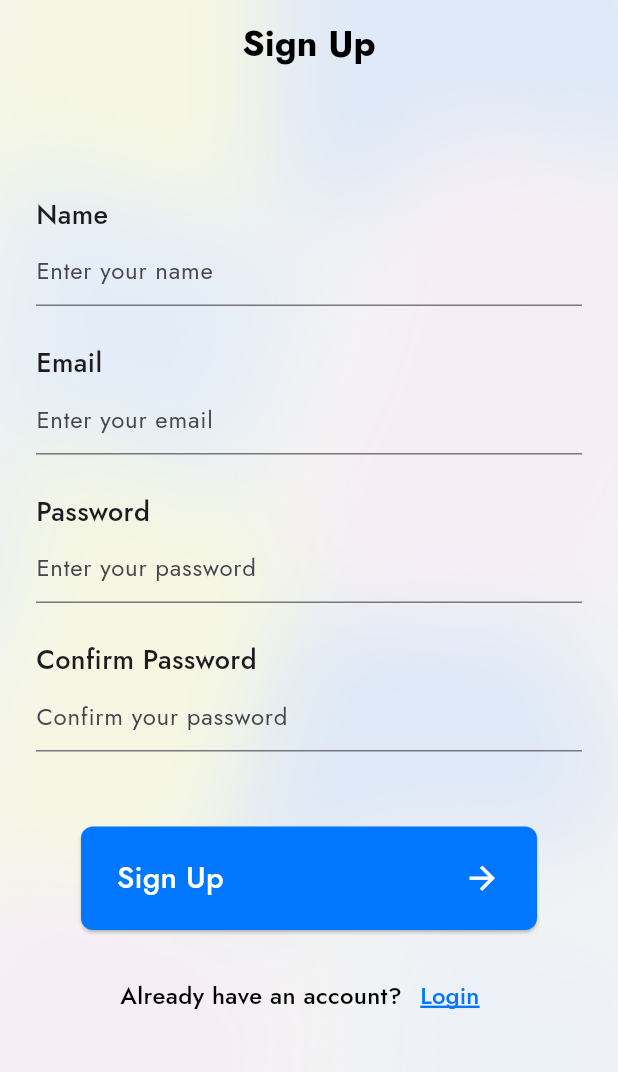
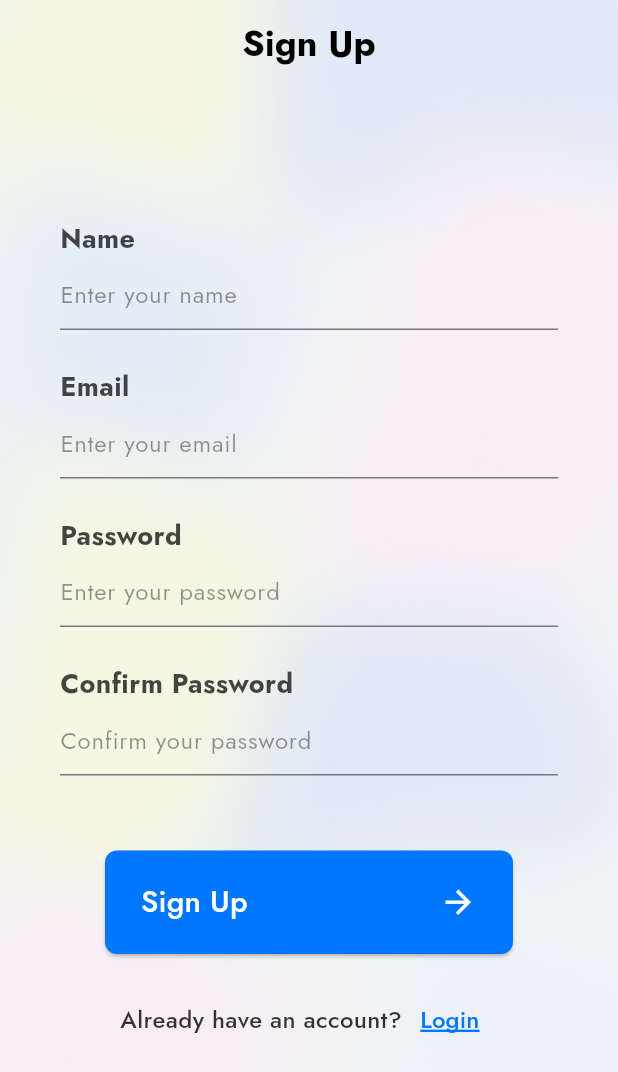
Before and after one commit to HoThucNhan/learn-flutter1, a Flutter app: the screen it shows after launch, after a tap on "Sign Up", on a phone screen of 412 x 824 dp. Shown: the top 1072 px of the screen. Run offline on Flutter 3.47's test engine with Material 3 defaults, Android fonts, the phone set to English and light mode, and no system bars; our stand-ins replace cloud_firestore, firebase_auth, firebase_core, flutter_svg, google_fonts; accounts and stored records are empty.

Commit message:
done todo app base

```diff
--- a/lib/views/login_view.dart
+++ b/lib/views/login_view.dart
@@ -53,23 +53,29 @@ class _LoginViewState extends State<LoginView> {
           switch (snapshot.connectionState) {
             case ConnectionState.done:
               return Padding(
-                padding: const EdgeInsets.all(24.0),
+                padding: const EdgeInsets.all(40.0),
                 child: Column(
                   mainAxisAlignment: MainAxisAlignment.start,
                   crossAxisAlignment: CrossAxisAlignment.start,
                   children: [
                     const SizedBox(height: 50),
-                    const Text(
+                    Text(
                       'Email',
                       style: TextStyle(
                         fontSize: 18,
-                        fontWeight: FontWeight.w500,
+                        fontWeight: FontWeight.bold,
+                        color: Colors.black.withOpacity(0.72),
                       ),
                     ),
                     TextField(
                       controller: _email,
-                      decoration: const InputDecoration(
+                      decoration: InputDecoration(
                         hintText: 'Enter your email',
+                        hintStyle: TextStyle(
+                          fontSize: 16,
+                          fontWeight: FontWeight.w400,
+                          color: Colors.black.withOpacity(0.41),
+                        ),
                       ),
                       enableSuggestions: false,
                       autocorrect: false,
@@ -80,17 +86,23 @@ class _LoginViewState extends State<LoginView> {
                       ),
                     ),
                     const SizedBox(height: 25),
-                    const Text(
+                    Text(
                       'Password',
                       style: TextStyle(
                         fontSize: 18,
-                        fontWeight: FontWeight.w500,
+                        fontWeight: FontWeight.bold,
+                        color: Colors.black.withOpacity(0.72),
                       ),
                     ),
                     TextField(
                       controller: _password,
-                      decoration: const InputDecoration(
+                      decoration: InputDecoration(
                         hintText: 'Enter your password',
+                        hintStyle: TextStyle(
+                          fontSize: 16,
+                          fontWeight: FontWeight.w400,
+                          color: Colors.black.withOpacity(0.41),
+                        ),
                       ),
                       obscureText: true,
                       enableSuggestions: false,
@@ -156,7 +168,13 @@ class _LoginViewState extends State<LoginView> {
                           child: Row(
                             mainAxisSize: MainAxisSize.min,
                             children: [
-                              const Text('Login', style: TextStyle(fontSize: 20)),
+                              const Text(
+                                'Login',
+                                style: TextStyle(
+                                  fontSize: 20,
+                                  color: Colors.white,
+                                ),
+                              ),
                               Spacer(),
                               Icon(Icons.arrow_forward, size: 25),
                             ],
@@ -168,7 +186,11 @@ class _LoginViewState extends State<LoginView> {
                     Row(
                       mainAxisAlignment: MainAxisAlignment.center,
                       children: [
-                        const Text('Don\'t have an account?'),
+                        Text('Don\'t have an account?', style: TextStyle(
+                          fontSize: 16,
+                          fontWeight: FontWeight.w500,
+                          color: Colors.black.withOpacity(0.79),
+                        ),),
                         TextButton(
                           onPressed: () {
                             Navigator.of(context).pushNamedAndRemoveUntil(
--- a/lib/views/notes/notes_list_view.dart
+++ b/lib/views/notes/notes_list_view.dart
@@ -1,5 +1,6 @@
 import 'dart:math' as math;
 import 'package:flutter/material.dart';
+import 'package:flutter_svg/svg.dart';
 import 'package:learn_flutter1/service/cloud/cloud_note.dart';
 import 'package:learn_flutter1/utilities/dialogs/delete_dialog.dart';
 
@@ -28,7 +29,6 @@ class _NotesListViewState extends State<NotesListView> {
 
   // Tùy chỉnh visuals
   final double _trackWidth = 6.0;
-  final double _trackPadding = 12.0; // khoảng cách ListView so với track
   final double _minThumbHeight = 24.0;
 
   @override
@@ -75,8 +75,10 @@ class _NotesListViewState extends State<NotesListView> {
                   if (!_scrollController.hasClients) return track;
 
                   final maxScroll = _scrollController.position.maxScrollExtent;
-                  final scrollOffset =
-                  _scrollController.position.pixels.clamp(0.0, maxScroll);
+                  final scrollOffset = _scrollController.position.pixels.clamp(
+                    0.0,
+                    maxScroll,
+                  );
 
                   // Tổng chiều cao content
                   final contentHeight = viewHeight + maxScroll;
@@ -87,14 +89,15 @@ class _NotesListViewState extends State<NotesListView> {
                       : (viewHeight / contentHeight);
 
                   // Chiều cao thumb (có min)
-                  final thumbHeight =
-                  math.max(_minThumbHeight, viewHeight * fractionVisible);
+                  final thumbHeight = math.max(
+                    _minThumbHeight,
+                    viewHeight * fractionVisible,
+                  );
 
                   // Vị trí top của thumb (luôn trong giới hạn)
                   final thumbTop = maxScroll <= 0
                       ? 0.0
-                      : (scrollOffset / maxScroll) *
-                      (viewHeight - thumbHeight);
+                      : (scrollOffset / maxScroll) * (viewHeight - thumbHeight);
 
                   return Stack(
                     children: [
@@ -145,7 +148,6 @@ class _NotesListViewState extends State<NotesListView> {
       },
     );
   }
-
 }
 
 class ToDoTile extends StatelessWidget {
@@ -173,12 +175,11 @@ class ToDoTile extends StatelessWidget {
       child: Container(
         margin: const EdgeInsets.only(left: 5.0, bottom: 8.0),
         decoration: BoxDecoration(
-          color: isDone ? const Color(0xFF2D9BEE).withOpacity(0.16) : Colors.white,
+          color: isDone
+              ? const Color(0xFF2D9BEE).withOpacity(0.16)
+              : Colors.white,
           borderRadius: BorderRadius.circular(10),
-          border: Border.all(
-            color: Colors.black.withOpacity(0.1),
-            width: 1.5,
-          ),
+          border: Border.all(color: Colors.black.withOpacity(0.1), width: 1.5),
         ),
         child: Padding(
           padding: const EdgeInsets.all(12),
@@ -201,7 +202,9 @@ class ToDoTile extends StatelessWidget {
                 overflow: TextOverflow.ellipsis,
                 style: TextStyle(
                   fontSize: 14,
-                  color: isDone ? Colors.black.withOpacity(0.37) : Colors.black.withOpacity(0.6),
+                  color: isDone
+                      ? Colors.black.withOpacity(0.37)
+                      : Colors.black.withOpacity(0.6),
                   fontWeight: FontWeight.w400,
                 ),
               ),
@@ -221,7 +224,13 @@ class ToDoTile extends StatelessWidget {
                         padding: EdgeInsets.zero,
                         minimumSize: const Size(76, 35),
                       ),
-                      child: const Text('Delete'),
+                      child: Text(
+                        'Delete',
+                        style: TextStyle(
+                          color: Colors.black..withOpacity(0.54),
+                          fontSize: 16,
+                        ),
+                      ),
                     ),
                     const SizedBox(width: 10),
                     ElevatedButton(
@@ -241,7 +250,7 @@ class ToDoTile extends StatelessWidget {
                       ),
                       child: const Text(
                         'Done',
-                        style: TextStyle(color: Colors.white),
+                        style: TextStyle(color: Colors.white, fontSize: 16),
                       ),
                     ),
                   ] else ...[
@@ -251,10 +260,10 @@ class ToDoTile extends StatelessWidget {
                           onChanged!(!isDone);
                         }
                       },
-                      icon: const Icon(
-                        Icons.check_circle,
-                        color: Color(0xFF0177FF),
-                        size: 24,
+                      icon: SvgPicture.asset(
+                        'assets/icons/checkmark-done-circle.svg',
+                        width: 24,
+                        height: 24,
                       ),
                     ),
                   ],
--- a/lib/views/notes/notes_view.dart
+++ b/lib/views/notes/notes_view.dart
@@ -169,6 +169,10 @@ class _NoteViewState extends State<NoteView> {
                         decoration: BoxDecoration(
                           color: Color(0xFF0177FF),
                           borderRadius: BorderRadius.circular(12),
+                          border: Border.all(
+                            color: Colors.black.withOpacity(0.1),
+                            width: 1.5,
+                          ),
                           boxShadow: const [
                             BoxShadow(
                               color: Colors.black26,
@@ -207,11 +211,11 @@ class _NoteViewState extends State<NoteView> {
                                       ),
                                     ),
                                     const SizedBox(width: 6),
-                                    const Text(
+                                    Text(
                                       'Tasks',
                                       style: TextStyle(
                                         fontSize: 16,
-                                        color: Colors.white,
+                                        color: Colors.white.withOpacity(0.72),
                                         fontWeight: FontWeight.w600,
                                       ),
                                     ),
@@ -255,9 +259,8 @@ class _NoteViewState extends State<NoteView> {
                             shape: RoundedRectangleBorder(
                               borderRadius: BorderRadius.circular(12),
                               side: BorderSide(
-                                color: selectedFilter == "today"
-                                    ? const Color(0xFF0177FF)
-                                    : Colors.white,
+                                color: Colors.black.withOpacity(0.1),
+                                width: 1.5,
                               ),
                             ),
                             padding: const EdgeInsets.symmetric(
@@ -283,9 +286,8 @@ class _NoteViewState extends State<NoteView> {
                             shape: RoundedRectangleBorder(
                               borderRadius: BorderRadius.circular(12),
                               side: BorderSide(
-                                color: selectedFilter == "all"
-                                    ? const Color(0xFF0177FF)
-                                    : Colors.white,
+                                color: Colors.black.withOpacity(0.1),
+                                width: 1.5,
                               ),
                             ),
                             padding: const EdgeInsets.symmetric(
@@ -311,9 +313,8 @@ class _NoteViewState extends State<NoteView> {
                             shape: RoundedRectangleBorder(
                               borderRadius: BorderRadius.circular(12),
                               side: BorderSide(
-                                color: selectedFilter == "option"
-                                    ? const Color(0xFF0177FF)
-                                    : Colors.white,
+                                color: Colors.black.withOpacity(0.1),
+                                width: 1.5,
                               ),
                             ),
                             padding: const EdgeInsets.symmetric(
--- a/lib/views/register_view.dart
+++ b/lib/views/register_view.dart
@@ -58,23 +58,29 @@ class _RegisterViewState extends State<RegisterView> {
           switch (snapshot.connectionState) {
             case ConnectionState.done:
               return Padding(
-                padding: const EdgeInsets.all(24.0),
+                padding: const EdgeInsets.all(40.0),
                 child: Column(
                   mainAxisAlignment: MainAxisAlignment.start,
                   crossAxisAlignment: CrossAxisAlignment.start,
                   children: [
                     const SizedBox(height: 50),
-                    const Text(
+                    Text(
                       'Name',
                       style: TextStyle(
                         fontSize: 18,
-                        fontWeight: FontWeight.w500,
+                        fontWeight: FontWeight.bold,
+                        color: Colors.black.withOpacity(0.72),
                       ),
                     ),
                     TextField(
                       controller: _name,
-                      decoration: const InputDecoration(
+                      decoration: InputDecoration(
                         hintText: 'Enter your name',
+                        hintStyle: TextStyle(
+                          fontSize: 16,
+                          fontWeight: FontWeight.w400,
+                          color: Colors.black.withOpacity(0.41),
+                        ),
                       ),
                       enableSuggestions: false,
                       autocorrect: false,
@@ -84,17 +90,23 @@ class _RegisterViewState extends State<RegisterView> {
                       ),
                     ),
                     const SizedBox(height: 25),
-                    const Text(
+                    Text(
                       'Email',
                       style: TextStyle(
                         fontSize: 18,
-                        fontWeight: FontWeight.w500,
+                        fontWeight: FontWeight.bold,
+                        color: Colors.black.withOpacity(0.72),
                       ),
                     ),
                     TextField(
                       controller: _email,
-                      decoration: const InputDecoration(
+                      decoration: InputDecoration(
                         hintText: 'Enter your email',
+                        hintStyle: TextStyle(
+                          fontSize: 16,
+                          fontWeight: FontWeight.w400,
+                          color: Colors.black.withOpacity(0.41),
+                        ),
                       ),
                       enableSuggestions: false,
                       autocorrect: false,
@@ -105,17 +117,23 @@ class _RegisterViewState extends State<RegisterView> {
                       ),
                     ),
                     const SizedBox(height: 25),
-                    const Text(
+                    Text(
                       'Password',
                       style: TextStyle(
                         fontSize: 18,
-                        fontWeight: FontWeight.w500,
+                        fontWeight: FontWeight.bold,
+                        color: Colors.black.withOpacity(0.72),
                       ),
                     ),
                     TextField(
                       controller: _password,
-                      decoration: const InputDecoration(
+                      decoration: InputDecoration(
                         hintText: 'Enter your password',
+                        hintStyle: TextStyle(
+                          fontSize: 16,
+                          fontWeight: FontWeight.w400,
+                          color: Colors.black.withOpacity(0.41),
+                        ),
                       ),
                       obscureText: true,
                       enableSuggestions: false,
@@ -127,17 +145,23 @@ class _RegisterViewState extends State<RegisterView> {
                       ),
                     ),
                     const SizedBox(height: 25),
-                    const Text(
+                    Text(
                       'Confirm Password',
                       style: TextStyle(
                         fontSize: 18,
-                        fontWeight: FontWeight.w500,
+                        fontWeight: FontWeight.bold,
+                        color: Colors.black.withOpacity(0.72),
                       ),
                     ),
                     TextField(
                       controller: _confirmPassword,
-                      decoration: const InputDecoration(
+                      decoration: InputDecoration(
                         hintText: 'Confirm your password',
+                        hintStyle: TextStyle(
+                          fontSize: 16,
+                          fontWeight: FontWeight.w400,
+                          color: Colors.black.withOpacity(0.41),
+                        ),
                       ),
                       obscureText: true,
                       enableSuggestions: false,
@@ -167,7 +191,10 @@ class _RegisterViewState extends State<RegisterView> {
                               );
                               return;
                             }
-                            if (name.isEmpty || email.isEmpty || password.isEmpty || confirmPassword.isEmpty) {
+                            if (name.isEmpty ||
+                                email.isEmpty ||
+                                password.isEmpty ||
+                                confirmPassword.isEmpty) {
                               await showErrorDialog(
                                 context,
                                 'All fields must be filled',
@@ -219,7 +246,13 @@ class _RegisterViewState extends State<RegisterView> {
                           child: Row(
                             mainAxisSize: MainAxisSize.min,
                             children: [
-                              const Text('Sign Up', style: TextStyle(fontSize: 20)),
+                              const Text(
+                                'Sign Up',
+                                style: TextStyle(
+                                  fontSize: 20,
+                                  color: Colors.white,
+                                ),
+                              ),
                               Spacer(),
                               Icon(Icons.arrow_forward, size: 25),
                             ],
@@ -231,10 +264,10 @@ class _RegisterViewState extends State<RegisterView> {
                     Row(
                       mainAxisAlignment: MainAxisAlignment.center,
                       children: [
-                        const Text(
+                        Text(
                           'Already have an account?',
                           style: TextStyle(
-                            color: Colors.black,
+                            color: Colors.black.withOpacity(0.79),
                             fontSize: 16,
                             fontWeight: FontWeight.w500,
                           ),
--- a/pubspec.yaml
+++ b/pubspec.yaml
@@ -41,6 +41,7 @@ dependencies:
   path: ^1.9.1
   cloud_firestore: ^6.0.1
   google_fonts: ^6.1.0
+  flutter_svg: ^2.0.7
 
 dev_dependencies:
   flutter_test:
@@ -68,6 +69,7 @@ flutter:
   # To add assets to your application, add an assets section, like this:
   assets:
     - assets/images/
+    - assets/icons/
   #   - images/a_dot_burr.jpeg
   #   - images/a_dot_ham.jpeg
 
```
Also changed, not shown: assets/icons/checkmark-done-circle.svg (added), pubspec.lock.
